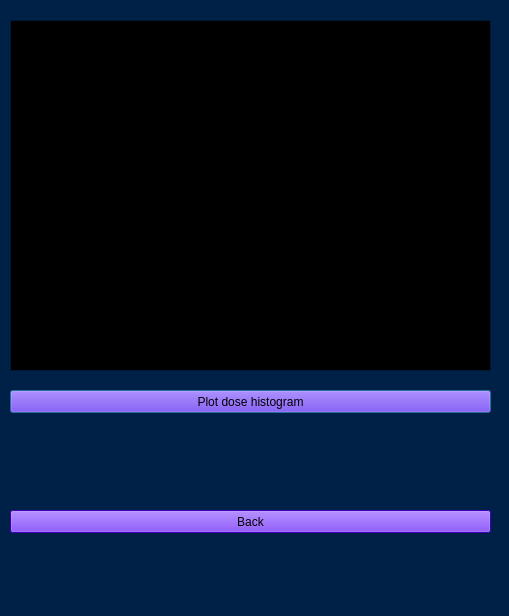
The window that RD3D_GUI/runwindow.ui (jdickerson95/qt_RADDDOSE-3D) describes before a commit, drawn with Qt 5.
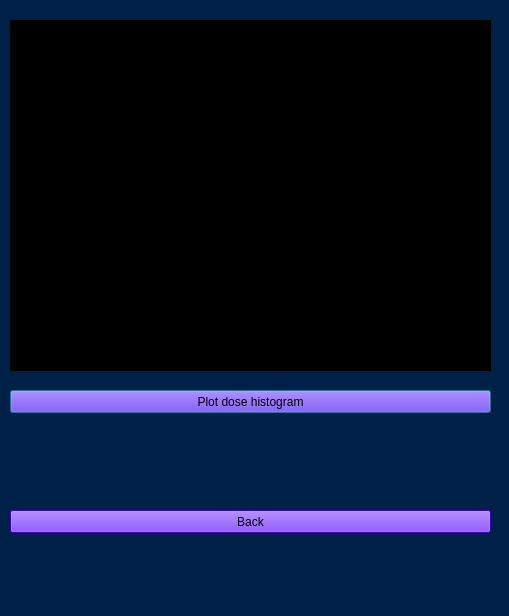
The same window after the commit.

The edit to the form file:
```diff
--- a/RD3D_GUI/runwindow.ui
+++ b/RD3D_GUI/runwindow.ui
@@ -428,6 +428,45 @@
   <property name="windowTitle">
    <string>RADDOSE-3D run</string>
   </property>
+  <property name="styleSheet">
+   <string notr="true">QPushButton {
+color: black;
+background-color: #5500ff;
+}
+
+QLabel{
+color: white;
+}
+
+QComboBox{
+color: white;
+background-color: #002147;;
+}
+
+QLineEdit{
+color: white;
+background-color: black;
+}
+
+QTextEdit{
+color: white;
+background-color: black;
+}
+/*
+#tabCrystal {
+background: #002147;
+}
+#tabBeam {
+background: #002147;
+}
+#tabWedge {
+background: #002147;
+}
+*/
+#centralWidget{
+background: #002147;
+}</string>
+  </property>
   <widget class="QTextEdit" name="textEdit_output">
    <property name="geometry">
     <rect>
```
Left out of the diff: 40 changed lines with no effect on the pictures.
